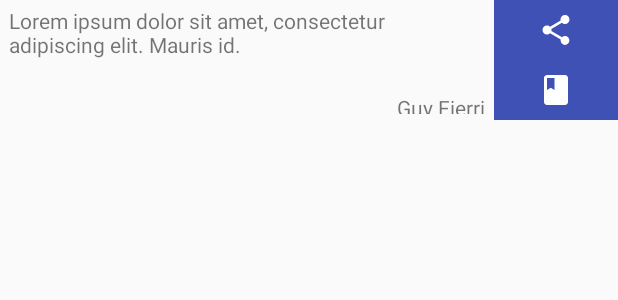
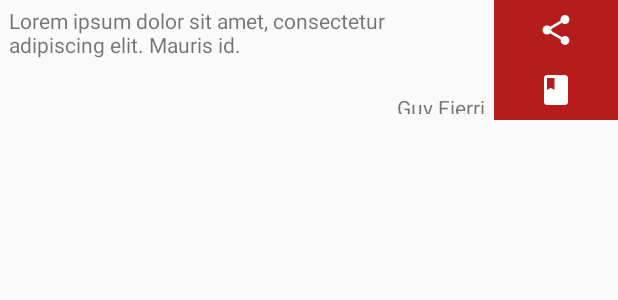
Before and after one commit to lucidmachine/PhilosophyQuotes, an Android app: the layout widget.xml on its own in the app's theme, with its tools: preview values and no code run, on a phone screen of 412 x 824 dp. Shown: the top 300 px of the screen. Run offline under Robolectric (Android 15) with nearby library versions, the phone set to English and light mode, and no system bars.

Commit message:
Adjust color palette.

```diff
--- a/app/src/main/res/values/colors.xml
+++ b/app/src/main/res/values/colors.xml
@@ -1,7 +1,7 @@
 <?xml version="1.0" encoding="utf-8"?>
 <resources>
-    <color name="colorPrimary">#3F51B5</color>
-    <color name="colorPrimaryDark">#303F9F</color>
-    <color name="colorAccent">#FF4081</color>
+    <color name="colorPrimary">#b71c1c</color>
+    <color name="colorPrimaryDark">#6A0606</color>
+    <color name="colorAccent">#075484</color>
     <color name="iconFillColor">#FFFFFF</color>
 </resources>
```
